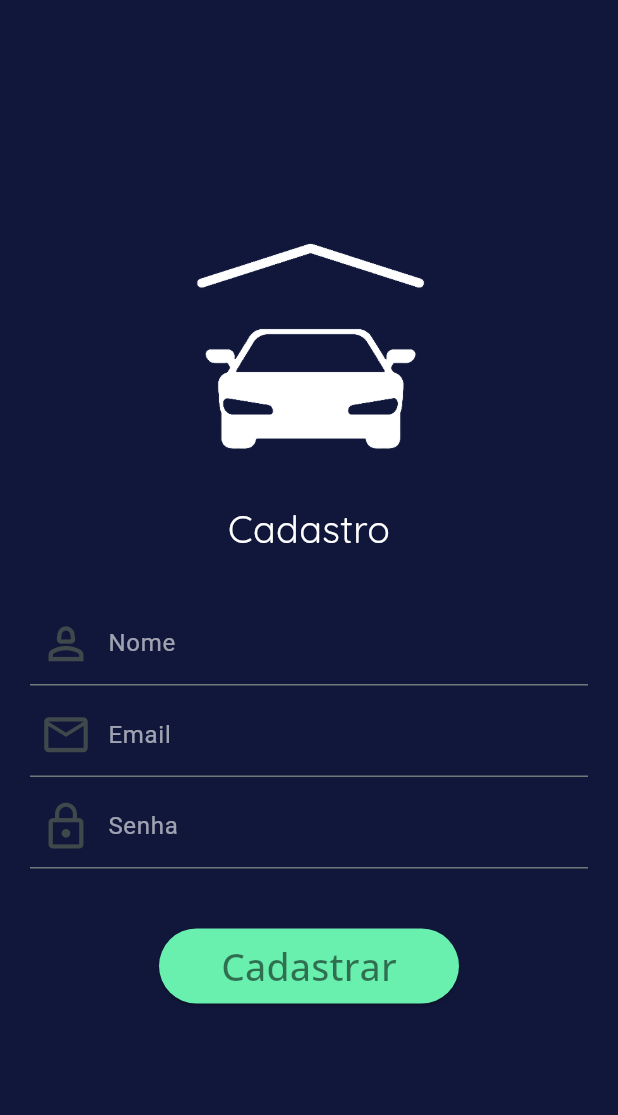
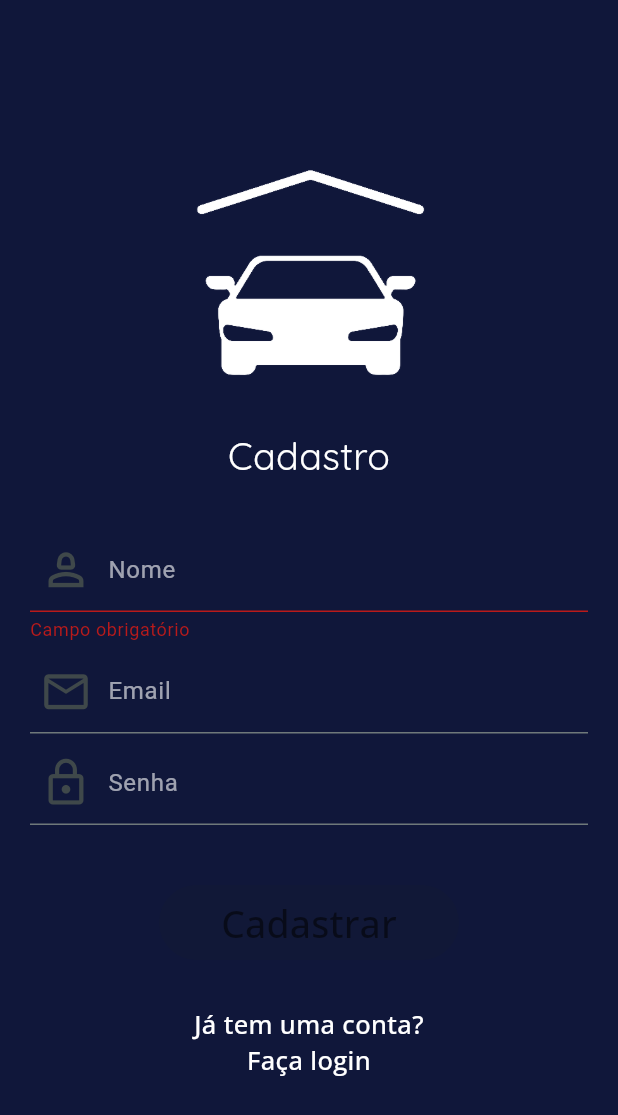
Before and after one commit to hayashirafael/consulta_fipe, a Flutter app: the SignUpPage screen opened by its route, after a tap on "Cadastrar", on a phone screen of 412 x 824 dp. Shown: the top 1115 px of the screen. Run offline on Flutter 3.47's test engine with Material 2 defaults, Android fonts, the phone set to English and light mode, and no system bars; our stand-ins replace firebase_auth, firebase_core, google_fonts; accounts and stored records are empty; generated files the repository leaves out were written again.

Commit message:
feat: finalizando criacao de conta e regras

```diff
--- a/lib/src/pages/signUp_page.dart
+++ b/lib/src/pages/signUp_page.dart
@@ -14,16 +14,40 @@ class _SignUpPageState extends State<SignUpPage> {
   final TextEditingController _emailController = TextEditingController();
   final TextEditingController _passwordController = TextEditingController();
   final TextEditingController _nameController = TextEditingController();
+  late FirebaseService firebaseService;
+  String _emailErrorText = '';
+  String _passwordErrorText = '';
+  String _nameErrorText = '';
+  bool _cadastrando = false;
+
+  void alterarStatusCadastro() async {
+    setState(() {
+      _cadastrando = true;
+    });
+    await Future.delayed(const Duration(seconds: 3));
+    setState(() {
+      _cadastrando = false;
+    });
+  }
 
   @override
   Widget build(BuildContext context) {
-    final firebase = context.watch<FirebaseService>();
+    void _showSuccessSnackBar() {
+      ScaffoldMessenger.of(context).showSnackBar(
+        const SnackBar(
+          content: Text('Registro bem-sucedido!'),
+          backgroundColor: Colors.green,
+        ),
+      );
+    }
 
+    firebaseService = Provider.of<FirebaseService>(context);
     return Scaffold(
       backgroundColor: const Color.fromARGB(255, 16, 23, 58),
       body: Center(
         child: Padding(
           padding: const EdgeInsets.all(20),
+          child: SingleChildScrollView(
             child: Column(
               mainAxisAlignment: MainAxisAlignment.center,
               crossAxisAlignment: CrossAxisAlignment.center,
@@ -50,11 +74,12 @@ class _SignUpPageState extends State<SignUpPage> {
                   ),
                   controller: _nameController,
                   keyboardType: TextInputType.name,
-                decoration: const InputDecoration(
-                  prefixIcon: Icon(Icons.person_2_outlined, size: 35),
+                  decoration: InputDecoration(
+                    errorText: _nameErrorText.isNotEmpty ? _nameErrorText : null,
+                    prefixIcon: const Icon(Icons.person_2_outlined, size: 35),
                     focusColor: Colors.white,
                     labelText: 'Nome',
-                  labelStyle: TextStyle(
+                    labelStyle: const TextStyle(
                       color: Colors.white60,
                     ),
                   ),
@@ -66,11 +91,12 @@ class _SignUpPageState extends State<SignUpPage> {
                   ),
                   controller: _emailController,
                   keyboardType: TextInputType.emailAddress,
-                decoration: const InputDecoration(
-                  prefixIcon: Icon(Icons.email_outlined, size: 35),
+                  decoration: InputDecoration(
+                    errorText: _emailErrorText.isNotEmpty ? _emailErrorText : null,
+                    prefixIcon: const Icon(Icons.email_outlined, size: 35),
                     focusColor: Colors.white,
                     labelText: 'Email',
-                  labelStyle: TextStyle(
+                    labelStyle: const TextStyle(
                       color: Colors.white60,
                     ),
                   ),
@@ -82,10 +108,11 @@ class _SignUpPageState extends State<SignUpPage> {
                     color: Colors.white,
                   ),
                   obscureText: true,
-                decoration: const InputDecoration(
-                  prefixIcon: Icon(Icons.lock_outline, size: 35),
+                  decoration: InputDecoration(
+                    errorText: _passwordErrorText.isNotEmpty ? _passwordErrorText : null,
+                    prefixIcon: const Icon(Icons.lock_outline, size: 35),
                     labelText: 'Senha',
-                  labelStyle: TextStyle(
+                    labelStyle: const TextStyle(
                       color: Colors.white60,
                     ),
                   ),
@@ -95,20 +122,65 @@ class _SignUpPageState extends State<SignUpPage> {
                   width: 200,
                   height: 50,
                   child: ElevatedButton(
-                  onPressed: () {
+                    onPressed: _cadastrando
+                        ? null
+                        : () async {
+                            alterarStatusCadastro();
+                            FocusManager.instance.primaryFocus?.unfocus();
                             final name = _nameController.text;
                             final email = _emailController.text;
                             final password = _passwordController.text;
-                    firebase.cadastrarUsuario(
+                            if (name.isEmpty) {
+                              setState(() {
+                                _nameErrorText = 'Campo obrigatório';
+                              });
+                              return;
+                            } else if (name.length < 3) {
+                              setState(() {
+                                _nameErrorText = 'Campo nome deve conter no mínimo 3 letras';
+                              });
+                              return;
+                            } else if (email.isEmpty) {
+                              setState(() {
+                                _emailErrorText = 'Campo obrigatório';
+                              });
+                              return;
+                            } else if (password.isEmpty) {
+                              setState(() {
+                                _passwordErrorText = 'Campo obrigatório';
+                              });
+                              return;
+                            }
+                            final cadastro = await firebaseService.createUserWithEmailAndPassword(
                               name: name,
                               email: email,
                               password: password,
                             );
-                    if (firebase.error == 'email-already-in-use') {
-                      const snackBar = SnackBar(
-                        content: Text('Email já está em uso'),
-                      );
-                      ScaffoldMessenger.of(context).showSnackBar(snackBar);
+
+                            switch (cadastro) {
+                              case 'email-already-in-use':
+                                setState(() {
+                                  _emailErrorText = 'Esse email já existe';
+                                });
+                                break;
+                              case 'invalid-email':
+                                setState(() {
+                                  _emailErrorText = 'Email inválido';
+                                });
+                                break;
+                              case 'weak-password':
+                                setState(() {
+                                  _passwordErrorText = 'A senha deve ter no mínimo 6 digitos';
+                                });
+                                break;
+                              default:
+                                {
+                                  _showSuccessSnackBar();
+                                  await Future.delayed(const Duration(seconds: 1));
+                                  if (context.mounted) {
+                                    Navigator.pop(context);
+                                  }
+                                }
                             }
                           },
                     style: ElevatedButton.styleFrom(
@@ -124,7 +196,24 @@ class _SignUpPageState extends State<SignUpPage> {
                     ),
                   ),
                 ),
+                const SizedBox(height: 30),
+                SizedBox(
+                  width: 180,
+                  child: InkWell(
+                    onTap: () => Navigator.pop(context),
+                    child: Text(
+                      textAlign: TextAlign.center,
+                      'Já tem uma conta? Faça login',
+                      style: GoogleFonts.openSans(
+                        color: Colors.white,
+                        fontWeight: FontWeight.w500,
+                        fontSize: 17,
+                      ),
+                    ),
+                  ),
+                ),
               ],
+            ),
           ),
         ),
       ),
--- a/lib/src/services/firebase_service.dart
+++ b/lib/src/services/firebase_service.dart
@@ -2,9 +2,12 @@ import 'package:firebase_auth/firebase_auth.dart';
 import 'package:flutter/material.dart';
 
 class FirebaseService extends ChangeNotifier {
-  final FirebaseAuth _firebaseAuth = FirebaseAuth.instance;
-  String error = '';
-  cadastrarUsuario({
+  final FirebaseAuth _firebaseAuth;
+  late UserCredential? userCredential;
+
+  FirebaseService({required FirebaseAuth firebaseAuth}) : _firebaseAuth = firebaseAuth;
+
+  createUserWithEmailAndPassword({
     required String name,
     required String email,
     required String password,
@@ -16,7 +19,28 @@ class FirebaseService extends ChangeNotifier {
       );
       await userCredential.user!.updateDisplayName(name);
     } on FirebaseAuthException catch (e) {
-      error = e.code;
+      return e.code;
+    } catch (e) {
+      print(e);
+    }
+  }
+
+  signInWithEmailAndPassword({
+    required String email,
+    required String password,
+  }) async {
+    try {
+      final credential = await FirebaseAuth.instance.signInWithEmailAndPassword(
+        email: email,
+        password: password,
+      );
+      userCredential = credential;
+      // userCredential!.user!.email;
+      notifyListeners();
+    } on FirebaseAuthException catch (e) {
+      return e.code;
+    } catch (e) {
+      print(e);
     }
   }
 }
--- a/lib/src/view_models/signUp_view_model.dart
+++ /dev/null
@@ -1 +0,0 @@
-class SignUpViewModel {}
```
Also changed, not shown: lib/src/my_app.dart (+4 -4 lines), lib/src/pages/home_page.dart (+12 -2 lines), lib/src/pages/signIn_page.dart (+9 -6 lines). Lines whose indentation alone changed are shown as unchanged.
